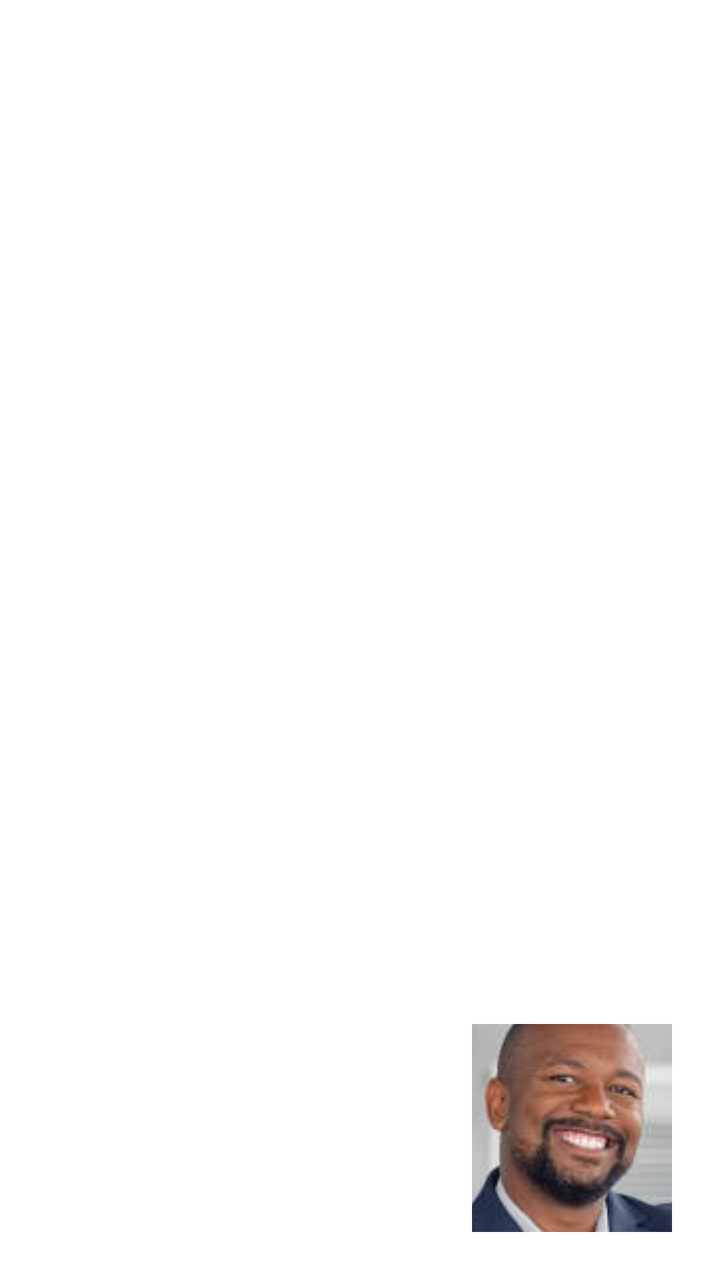
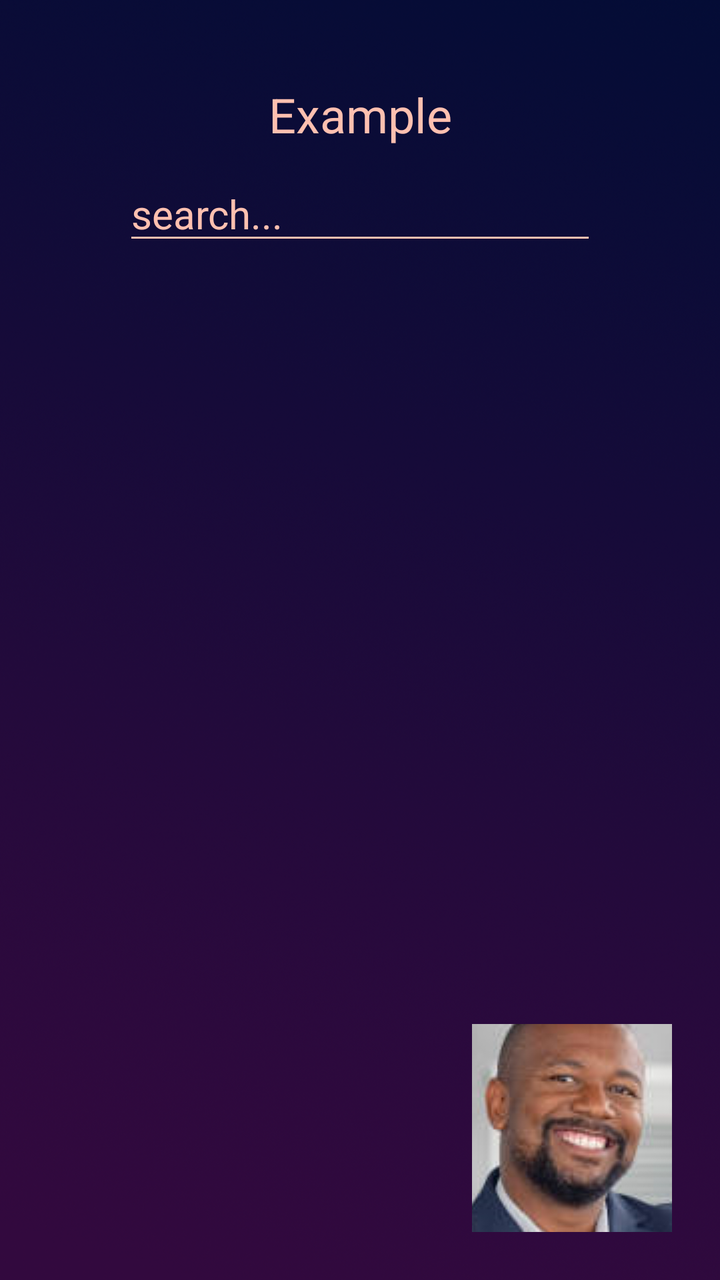

The first picture is an Android layout as it rendered before a commit; the second is the same layout after the commit. The layout source and the unified diff follow.
<!-- AndroidManifest.xml: activity theme Theme.Tasqr_NoToolBar -->
<!-- res/layout/activity_addusers.xml -->
<?xml version="1.0" encoding="utf-8"?>
<RelativeLayout xmlns:android="http://schemas.android.com/apk/res/android"
    xmlns:app="http://schemas.android.com/apk/res-auto"
    xmlns:tools="http://schemas.android.com/tools"
    android:layout_width="match_parent"
    android:layout_height="match_parent"
    tools:context=".AddUsersActivity">

    <ListView
        android:id="@+id/userlist"
        android:layout_width="match_parent"
        android:layout_height="match_parent"
        android:choiceMode="multipleChoice">
    </ListView>

    <androidx.constraintlayout.widget.ConstraintLayout
        android:layout_width="match_parent"
        android:layout_height="match_parent">

        <ImageButton
            android:id="@+id/snickers"
            android:layout_width="100dp"
            android:layout_height="104dp"
            android:layout_marginEnd="24dp"
            android:layout_marginBottom="24dp"
            app:layout_constraintBottom_toBottomOf="parent"
            app:layout_constraintEnd_toEndOf="parent"
            app:srcCompat="@drawable/avatar" />
    </androidx.constraintlayout.widget.ConstraintLayout>

</RelativeLayout>
<!-- resources referenced by this layout -->
<resources>
  <!-- drawable avatar: png bitmap (drawable, 55048 bytes) -->
  <style name="Theme.Tasqr_NoToolBar" parent="Theme.MaterialComponents.Light.NoActionBar">
          
          <item name="colorPrimary">@color/tasqr_yellow</item>
          <item name="colorPrimaryVariant">@color/purple_700</item>
          <item name="colorOnPrimary">@color/white</item>
          
          <item name="colorSecondary">@color/teal_200</item>
          <item name="colorSecondaryVariant">@color/teal_700</item>
          <item name="colorOnSecondary">@color/black</item>
          
          <item name="android:statusBarColor">@color/status_bar_color</item>
          
      </style>
  <color name="tasqr_yellow">#FFD900</color>
  <color name="purple_700">#FF3700B3</color>
  <color name="white">#FFFFFFFF</color>
  <color name="teal_200">#FF03DAC5</color>
  <color name="teal_700">#FF018786</color>
  <color name="black">#FF000000</color>
  <color name="status_bar_color">#070C36</color>
</resources>

<!-- the commit's change to res/layout/activity_addusers.xml (unified diff, before → after) -->
@@ -1,21 +1,32 @@
 <?xml version="1.0" encoding="utf-8"?>
-<RelativeLayout xmlns:android="http://schemas.android.com/apk/res/android"
+<androidx.constraintlayout.widget.ConstraintLayout xmlns:android="http://schemas.android.com/apk/res/android"
     xmlns:app="http://schemas.android.com/apk/res-auto"
     xmlns:tools="http://schemas.android.com/tools"
     android:layout_width="match_parent"
     android:layout_height="match_parent"
+    android:background="@drawable/backgroundlogin"
     tools:context=".AddUsersActivity">
 
     <ListView
         android:id="@+id/userlist"
-        android:layout_width="match_parent"
-        android:layout_height="match_parent"
-        android:choiceMode="multipleChoice">
-    </ListView>
+        android:layout_width="0dp"
+        android:layout_height="0dp"
+        android:choiceMode="multipleChoice"
+        app:layout_constraintBottom_toBottomOf="parent"
+        app:layout_constraintHeight_percent="0.75"
+        app:layout_constraintWidth_percent="1"
+        app:layout_constraintStart_toStartOf="parent"
+        app:layout_constraintTop_toBottomOf="@+id/editTextUsername"
+        app:layout_constraintVertical_bias="1.0" />
 
     <androidx.constraintlayout.widget.ConstraintLayout
-        android:layout_width="match_parent"
-        android:layout_height="match_parent">
+        android:id="@+id/constraintLayout"
+        android:layout_width="wrap_content"
+        android:layout_height="wrap_content"
+        app:layout_constraintBottom_toBottomOf="parent"
+        app:layout_constraintEnd_toEndOf="parent"
+        app:layout_constraintTop_toTopOf="parent"
+        app:layout_constraintVertical_bias="1.0">
 
         <ImageButton
             android:id="@+id/snickers"
@@ -28,4 +39,34 @@
             app:srcCompat="@drawable/avatar" />
     </androidx.constraintlayout.widget.ConstraintLayout>
 
-</RelativeLayout>
+    <TextView
+        android:id="@+id/addUsersTitle"
+        android:layout_width="wrap_content"
+        android:layout_height="wrap_content"
+        android:layout_marginBottom="10dp"
+        android:text="Example"
+        android:textColor="@color/text_color"
+        android:textColorHighlight="@color/text_color"
+        android:textSize="24sp"
+        app:layout_constraintBottom_toTopOf="@+id/editTextUsername"
+        app:layout_constraintEnd_toEndOf="parent"
+        app:layout_constraintStart_toStartOf="parent" />
+
+    <EditText
+        android:id="@+id/editTextUsername"
+        android:layout_width="wrap_content"
+        android:layout_height="wrap_content"
+        android:backgroundTint="@color/text_color"
+        android:ems="10"
+        android:hint="@string/search"
+        android:inputType="textPersonName"
+        android:textColor="@color/text_color"
+        android:textColorHint="@color/text_color"
+        android:textSize="20sp"
+        app:layout_constraintBottom_toBottomOf="parent"
+        app:layout_constraintEnd_toEndOf="parent"
+        app:layout_constraintStart_toStartOf="parent"
+        app:layout_constraintTop_toTopOf="parent"
+        app:layout_constraintVertical_bias="0.13999999" />
+
+</androidx.constraintlayout.widget.ConstraintLayout>
<!-- resource entries referenced after the edit -->
@@ -1,6 +1,9 @@
 <!-- resources referenced by this layout -->
 <resources>
+  <color name="text_color">#FFC0B0</color>
   <!-- drawable avatar: png bitmap (drawable, 55048 bytes) -->
+  <!-- drawable backgroundlogin: jpg bitmap (drawable, 9335 bytes) -->
+  <string name="search">search...</string>
   <style name="Theme.Tasqr_NoToolBar" parent="Theme.MaterialComponents.Light.NoActionBar">
           
           <item name="colorPrimary">@color/tasqr_yellow</item>
